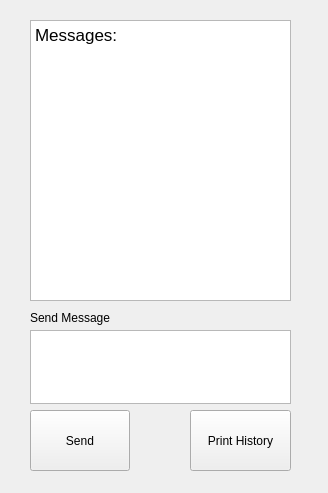
Above: mainwindow.ui from liudev777/P2Pal before the change. Below: the same form after it.
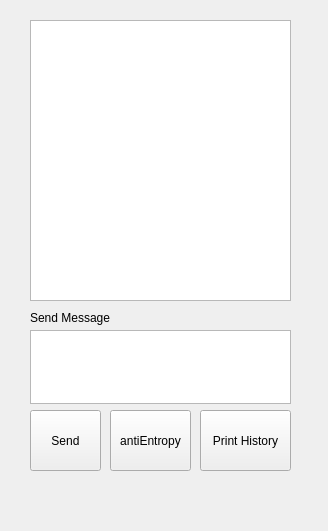
That is the form after the change.

Commit message: implemented anti entropy

What changed in the file:
```diff
--- a/mainwindow.ui
+++ b/mainwindow.ui
@@ -7,7 +7,7 @@
     <x>0</x>
     <y>0</y>
     <width>328</width>
-    <height>493</height>
+    <height>531</height>
    </rect>
   </property>
   <property name="windowTitle">
@@ -31,7 +31,6 @@
 li.unchecked::marker { content: &quot;\2610&quot;; }
 li.checked::marker { content: &quot;\2612&quot;; }
 &lt;/style&gt;&lt;/head&gt;&lt;body style=&quot; font-family:'.AppleSystemUIFont'; font-size:13pt; font-weight:400; font-style:normal;&quot;&gt;
-&lt;p style=&quot; margin-top:0px; margin-bottom:0px; margin-left:0px; margin-right:0px; -qt-block-indent:0; text-indent:0px;&quot;&gt;Messages:&lt;/p&gt;
 &lt;p style=&quot;-qt-paragraph-type:empty; margin-top:0px; margin-bottom:0px; margin-left:0px; margin-right:0px; -qt-block-indent:0; text-indent:0px;&quot;&gt;&lt;br /&gt;&lt;/p&gt;&lt;/body&gt;&lt;/html&gt;</string>
     </property>
    </widget>
@@ -40,7 +39,7 @@
      <rect>
       <x>30</x>
       <y>410</y>
-      <width>100</width>
+      <width>71</width>
       <height>61</height>
      </rect>
     </property>
@@ -74,9 +73,9 @@
    <widget class="QPushButton" name="printHistoryButton">
     <property name="geometry">
      <rect>
-      <x>190</x>
+      <x>200</x>
       <y>410</y>
-      <width>101</width>
+      <width>91</width>
       <height>61</height>
      </rect>
     </property>
@@ -84,6 +83,32 @@
      <string>Print History</string>
     </property>
    </widget>
+   <widget class="QPushButton" name="antiEntropyButton">
+    <property name="geometry">
+     <rect>
+      <x>110</x>
+      <y>410</y>
+      <width>81</width>
+      <height>61</height>
+     </rect>
+    </property>
+    <property name="text">
+     <string>antiEntropy</string>
+    </property>
+   </widget>
+   <widget class="QLabel" name="myPortLabel">
+    <property name="geometry">
+     <rect>
+      <x>130</x>
+      <y>490</y>
+      <width>58</width>
+      <height>16</height>
+     </rect>
+    </property>
+    <property name="text">
+     <string/>
+    </property>
+   </widget>
   </widget>
  </widget>
  <resources/>
```
The commit also changes 1270 other files.
